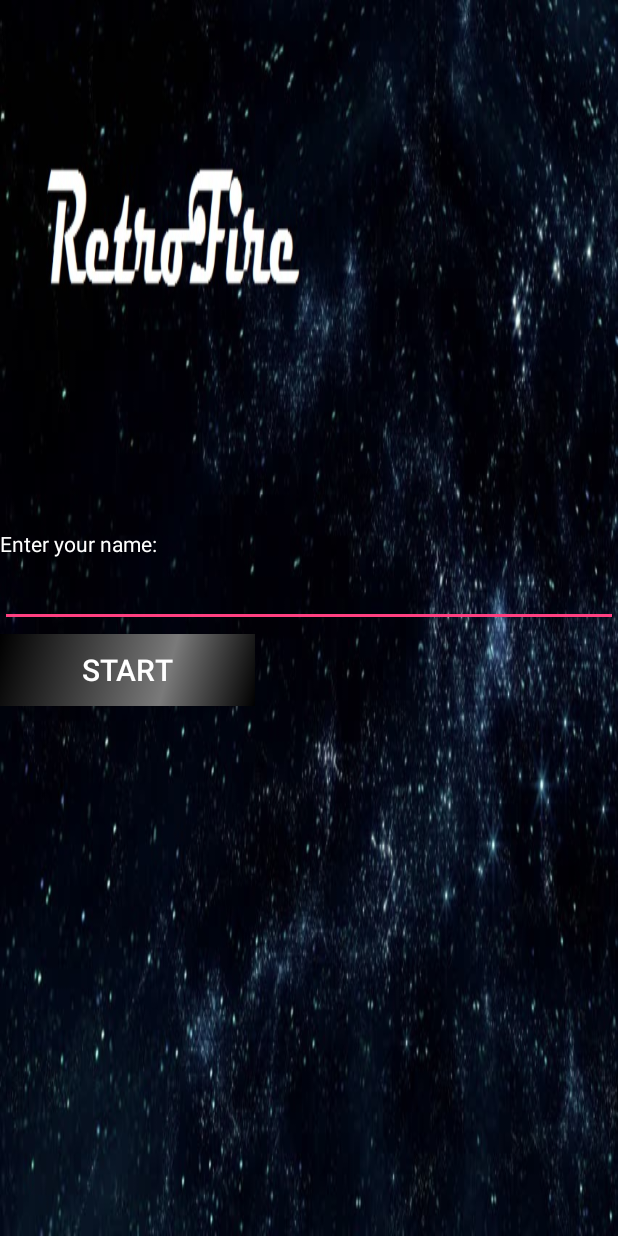
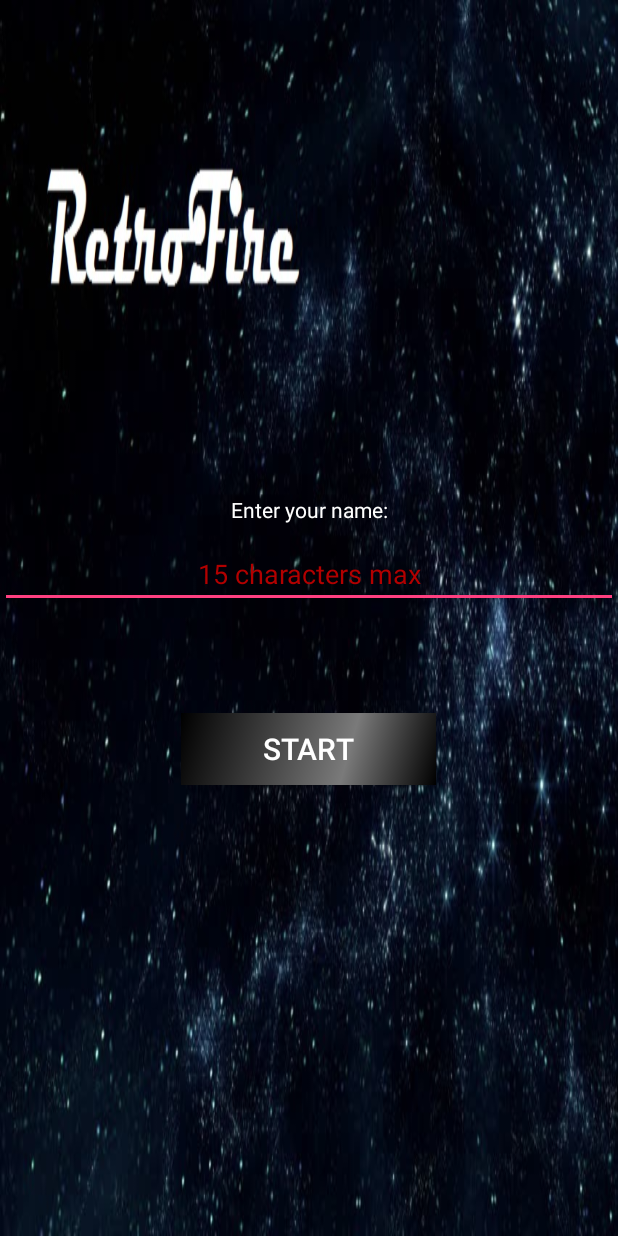
Before and after one commit to kistria/RetroFire, an Android app: the EnterNameActivity screen opened directly, with no data from a screen before it, on a phone screen of 412 x 824 dp. Run offline under Robolectric (Android 15) with nearby library versions, the phone set to English and light mode, and no system bars.

Commit message:
Condition for input player name

```diff
--- a/app/src/main/java/com/example/kevin/retrofire/EnterNameActivity.java
+++ b/app/src/main/java/com/example/kevin/retrofire/EnterNameActivity.java
@@ -8,6 +8,8 @@ import android.widget.EditText;
 
 public class EnterNameActivity extends Activity{
 
+    private String language;
+
     @Override
     protected void onCreate(Bundle savedInstanceState) {
         super.onCreate(savedInstanceState);
@@ -16,12 +18,20 @@ public class EnterNameActivity extends Activity{
         EditText pseudo = findViewById(R.id.player_name);
         Button start = findViewById(R.id.start);
 
+        language = this.getResources().getConfiguration().locale.getDisplayLanguage();
 
         start.setOnClickListener(view -> newActivity(pseudo.getText().toString()));
     }
 
     private void newActivity(String pseudo) {
         Intent intent = new Intent(this, RetroFire.class);
+        if(pseudo.isEmpty()){
+            if(language.equals("français")){
+                pseudo = "JoueurInconnu";
+            } else {
+                pseudo = "UnknownPlayer";
+            }
+        }
         intent.putExtra("pseudo", pseudo);
         startActivity(intent);
     }
--- a/app/src/main/java/com/example/kevin/retrofire/RetroFire.java
+++ b/app/src/main/java/com/example/kevin/retrofire/RetroFire.java
@@ -57,8 +57,8 @@ public class RetroFire extends Activity implements View.OnTouchListener, View.On
         BattleZoneView view = findViewById(R.id.battleZone);
         view.setModel(this.model);
 
-       // tvPseudo = findViewById(R.id.pseudo);
-        //tvPseudo.setText(pseudo);
+        tvPseudo = findViewById(R.id.pseudo);
+        tvPseudo.setText(pseudo);
 
         hp = findViewById(R.id.hp);
         hp.setMax(100);
--- a/app/src/main/res/layout/activity_enter_name.xml
+++ b/app/src/main/res/layout/activity_enter_name.xml
@@ -9,25 +9,39 @@
     tools:context="com.example.kevin.retrofire.EnterNameActivity">
 
     <TextView
+        android:id="@+id/name_text"
         android:layout_width="match_parent"
         android:layout_height="wrap_content"
+        android:layout_marginTop="30dp"
         android:textColor="#FFFFFF"
-        android:text="@string/player_name"/>
+        android:gravity="center_horizontal"
+        android:text="@string/player_name"
+        />
+
+
     <EditText
         android:id="@+id/player_name"
-        android:layout_marginTop="20dp"
         android:layout_width="match_parent"
         android:layout_height="wrap_content"
+        android:layout_marginTop="60dp"
+        android:digits="@string/input_filter"
+        android:gravity="center"
+        android:hint="@string/input_player_name"
+        android:inputType="textFilter"
+        android:maxLength="15"
         android:textColor="#FFFFFF"
-        />
+        android:textColorHint="#b20000" />
+
     <Button
         android:id="@+id/start"
         android:layout_width="wrap_content"
         android:layout_height="wrap_content"
+        android:layout_below="@+id/player_name"
+        android:layout_centerHorizontal="true"
+        android:background="@drawable/button"
+        android:shadowColor="#0F0F0F"
         android:text="@string/start"
         android:textColor="#FFFFFF"
-        android:textSize="20sp"
         android:layout_marginTop="70dp"
-        android:background="@drawable/button"
-        android:shadowColor="#0F0F0F"/>
+        android:textSize="20sp" />
 </RelativeLayout>
--- a/app/src/main/res/values/strings.xml
+++ b/app/src/main/res/values/strings.xml
@@ -8,4 +8,6 @@
     <string name="start">Start</string>
     <string name="player_name">Enter your name:</string>
     <string name="replay">Replay</string>
+    <string name="input_filter">ABCDEFGHIJKLMNOPQRSTUVWXYZabcdefghijklmnopqrstuvwxyz1234567890</string>
+    <string name="input_player_name">15 characters max</string>
 </resources>
```
Also changed, not shown: 1 other file.
